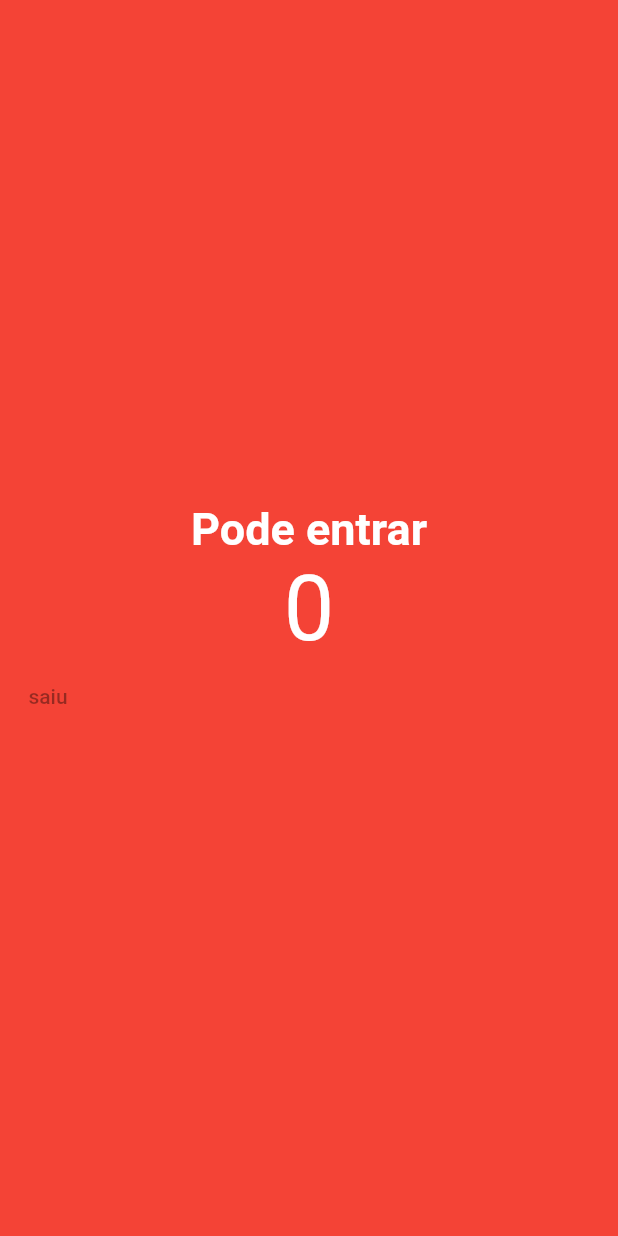
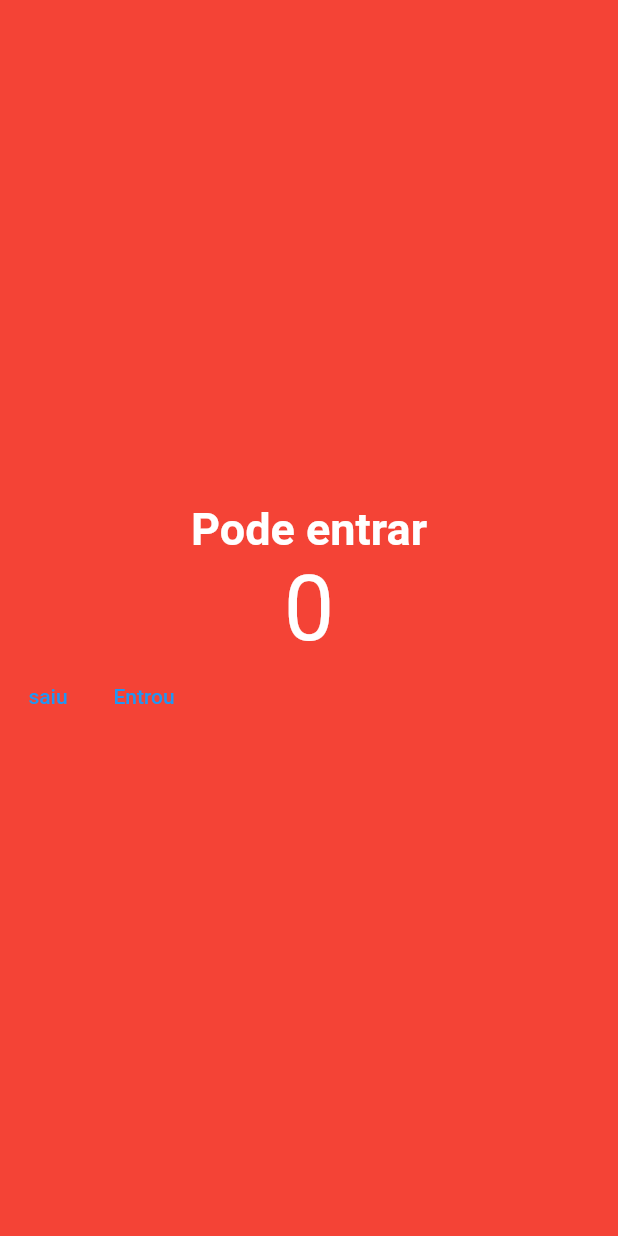
Before and after one commit to Cleber-0101/app_contador, a Flutter app: the screen it shows after launch, on a phone screen of 412 x 824 dp. Run offline on Flutter 3.47's test engine with Material 2 defaults, Android fonts, the phone set to English and light mode, and no system bars.

Commit message:
Adicioando dois botão clicavel

```diff
--- a/lib/main.dart
+++ b/lib/main.dart
@@ -15,6 +15,14 @@ class MyApp extends StatelessWidget {
 
 class HomePage extends StatelessWidget {
   const HomePage({super.key});
+
+  void Decrement() {
+    print('decrement');
+  }
+
+  void Increment() {
+    print('Increment');
+  }
 
   @override
   Widget build(BuildContext context) {
@@ -35,10 +43,14 @@ class HomePage extends StatelessWidget {
               style: TextStyle(fontSize: 60, color: Colors.white),
             ),
             Row(
-              children: const [
+              children: [
                 TextButton(
-                  onPressed: null,
-                  child: Text("saiu"),
+                  onPressed: Decrement,
+                  child: const Text("saiu"),
+                ),
+                TextButton(
+                  onPressed: Increment,
+                  child: const Text("Entrou"),
                 ),
               ],
             )
```
